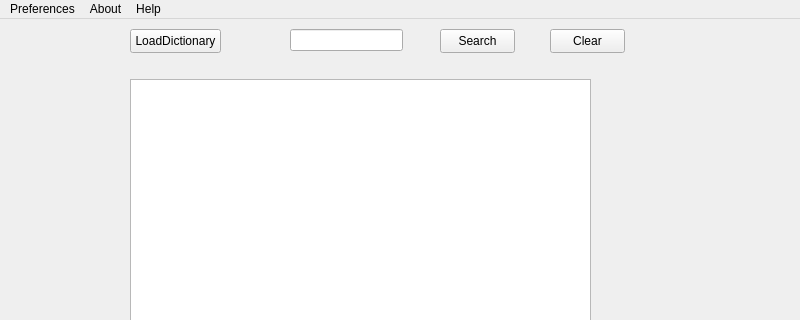
Old version of the form mainwindow.ui in the repository LStefanCoder/DictoSinico; both pictures show x 0 to 800 and y 0 to 320 of the 800 by 600 pixel window.
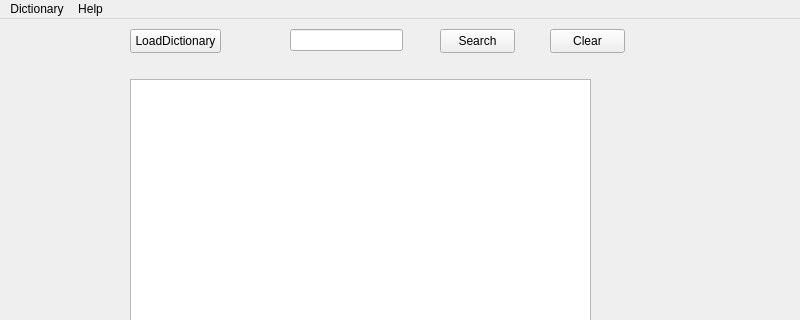
New version of the form.

Commit message: Fixed the preferences dialog, added a theme.

Patch:
```diff
--- a/mainwindow.ui
+++ b/mainwindow.ui
@@ -140,23 +140,18 @@
      <height>22</height>
     </rect>
    </property>
-   <widget class="QMenu" name="menuPreferences">
+   <widget class="QMenu" name="menuDictionary">
     <property name="title">
-     <string>Preferences</string>
+     <string>Dictionary</string>
     </property>
-   </widget>
-   <widget class="QMenu" name="menuAbout">
-    <property name="title">
-     <string>About</string>
-    </property>
+    <addaction name="actionPreferences"/>
    </widget>
    <widget class="QMenu" name="menuHelp">
     <property name="title">
      <string>Help</string>
     </property>
    </widget>
-   <addaction name="menuPreferences"/>
-   <addaction name="menuAbout"/>
+   <addaction name="menuDictionary"/>
    <addaction name="menuHelp"/>
   </widget>
   <widget class="QStatusBar" name="statusbar"/>
```
Left out of the diff: 11 changed lines with no effect on the pictures. The commit also changes 8 other files.
